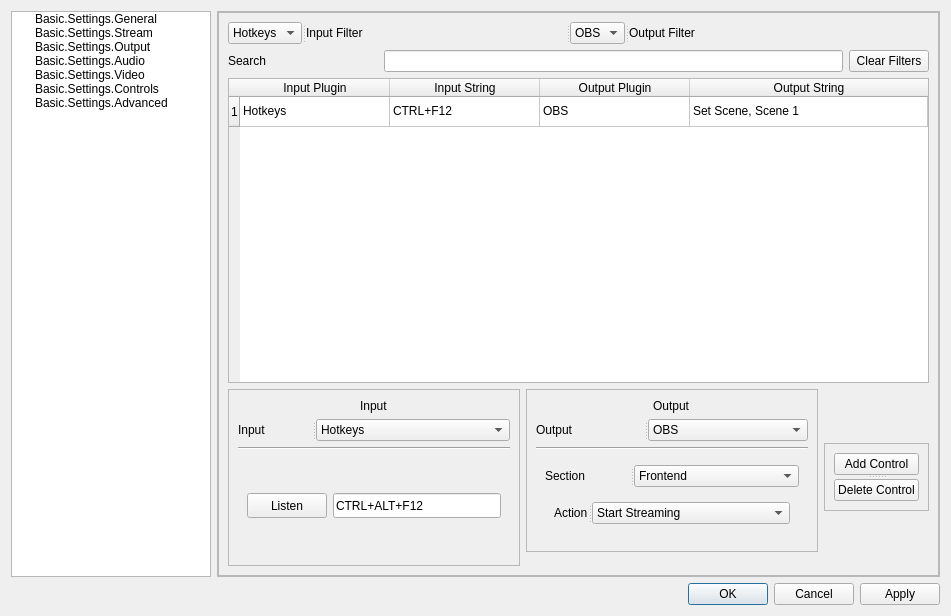
This is UI/forms/OBSBasicSettings.ui in cpyarger/obs-studio as Qt 5 draws it before an edit. The edited form follows.
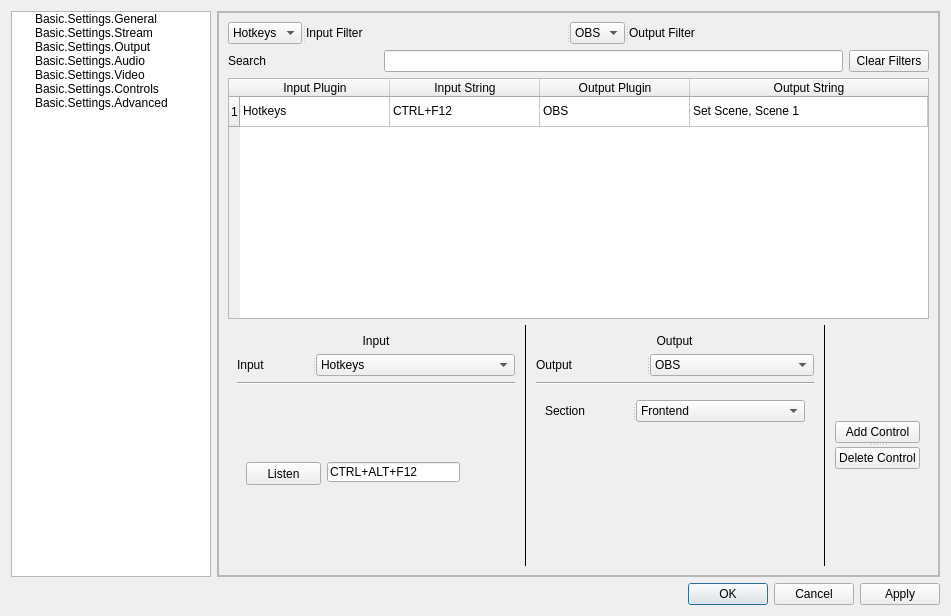
This is the edited form. Icons and pictures are not drawn. Custom widgets are drawn as their Qt base class.

Commit message: pre bringing over new hotkeys code

Diff of the .ui file:
```diff
--- a/UI/forms/OBSBasicSettings.ui
+++ b/UI/forms/OBSBasicSettings.ui
@@ -4894,35 +4894,89 @@
                </widget>
               </item>
               <item row="3" column="0" colspan="3">
-               <layout class="QHBoxLayout" name="BottomSection" stretch="10,10,1">
+               <layout class="QHBoxLayout" name="BottomSection" stretch="10,0,10,0,2">
+                <property name="spacing">
+                 <number>0</number>
+                </property>
                 <property name="sizeConstraint">
-                 <enum>QLayout::SetNoConstraint</enum>
+                 <enum>QLayout::SetMinAndMaxSize</enum>
                 </property>
-                <item alignment="Qt::AlignTop">
+                <item>
                  <widget class="QFrame" name="InputFrame">
                   <property name="frameShape">
-                   <enum>QFrame::StyledPanel</enum>
+                   <enum>QFrame::NoFrame</enum>
                   </property>
                   <property name="frameShadow">
                    <enum>QFrame::Raised</enum>
                   </property>
                   <layout class="QGridLayout" name="gridLayout_4">
-                   <item row="0" column="0" alignment="Qt::AlignHCenter">
-                    <widget class="QLabel" name="label_70">
-                     <property name="text">
-                      <string>Input</string>
+                   <item row="3" column="0">
+                    <widget class="QStackedWidget" name="sw_input_widgets">
+                     <property name="sizePolicy">
+                      <sizepolicy hsizetype="MinimumExpanding" vsizetype="MinimumExpanding">
+                       <horstretch>0</horstretch>
+                       <verstretch>0</verstretch>
+                      </sizepolicy>
                      </property>
-                    </widget>
-                   </item>
-                   <item row="2" column="0">
-                    <widget class="Line" name="line_2">
-                     <property name="orientation">
-                      <enum>Qt::Horizontal</enum>
+                     <property name="minimumSize">
+                      <size>
+                       <width>0</width>
+                       <height>100</height>
+                      </size>
                      </property>
+                     <property name="currentIndex">
+                      <number>0</number>
+                     </property>
+                     <widget class="QWidget" name="Hotkeys_2">
+                      <widget class="QPushButton" name="pushButton_10">
+                       <property name="geometry">
+                        <rect>
+                         <x>9</x>
+                         <y>71</y>
+                         <width>75</width>
+                         <height>23</height>
+                        </rect>
+                       </property>
+                       <property name="maximumSize">
+                        <size>
+                         <width>16777215</width>
+                         <height>25</height>
+                        </size>
+                       </property>
+                       <property name="text">
+                        <string>Listen</string>
+                       </property>
+                      </widget>
+                      <widget class="QLineEdit" name="lineEdit_2">
+                       <property name="geometry">
+                        <rect>
+                         <x>90</x>
+                         <y>71</y>
+                         <width>133</width>
+                         <height>20</height>
+                        </rect>
+                       </property>
+                       <property name="maximumSize">
+                        <size>
+                         <width>16777215</width>
+                         <height>25</height>
+                        </size>
+                       </property>
+                       <property name="text">
+                        <string>CTRL+ALT+F12</string>
+                       </property>
+                      </widget>
+                     </widget>
                     </widget>
                    </item>
                    <item row="1" column="0">
                     <widget class="QSplitter" name="splitter_input">
+                     <property name="sizePolicy">
+                      <sizepolicy hsizetype="MinimumExpanding" vsizetype="Fixed">
+                       <horstretch>0</horstretch>
+                       <verstretch>0</verstretch>
+                      </sizepolicy>
+                     </property>
                      <property name="maximumSize">
                       <size>
                        <width>16777215</width>
@@ -4958,78 +5012,61 @@
                      </widget>
                     </widget>
                    </item>
-                   <item row="3" column="0">
-                    <widget class="QStackedWidget" name="sw_input_widgets">
+                   <item row="0" column="0" alignment="Qt::AlignHCenter|Qt::AlignTop">
+                    <widget class="QLabel" name="label_70">
                      <property name="sizePolicy">
-                      <sizepolicy hsizetype="Preferred" vsizetype="MinimumExpanding">
+                      <sizepolicy hsizetype="Fixed" vsizetype="Fixed">
                        <horstretch>0</horstretch>
                        <verstretch>0</verstretch>
                       </sizepolicy>
                      </property>
-                     <property name="minimumSize">
-                      <size>
-                       <width>0</width>
-                       <height>100</height>
-                      </size>
+                     <property name="text">
+                      <string>Input</string>
                      </property>
-                     <property name="currentIndex">
-                      <number>0</number>
+                     <property name="alignment">
+                      <set>Qt::AlignHCenter|Qt::AlignTop</set>
                      </property>
-                     <widget class="QWidget" name="Hotkeys_2">
-                      <layout class="QGridLayout" name="gridLayout_10">
-                       <item row="0" column="0">
-                        <widget class="QPushButton" name="pushButton_10">
-                         <property name="maximumSize">
-                          <size>
-                           <width>16777215</width>
-                           <height>25</height>
-                          </size>
-                         </property>
-                         <property name="text">
-                          <string>Listen</string>
-                         </property>
-                        </widget>
-                       </item>
-                       <item row="0" column="1">
-                        <widget class="QLineEdit" name="lineEdit_2">
-                         <property name="maximumSize">
-                          <size>
-                           <width>16777215</width>
-                           <height>25</height>
-                          </size>
-                         </property>
-                         <property name="text">
-                          <string>CTRL+ALT+F12</string>
-                         </property>
-                        </widget>
-                       </item>
-                      </layout>
-                     </widget>
+                    </widget>
+                   </item>
+                   <item row="2" column="0" alignment="Qt::AlignTop">
+                    <widget class="Line" name="line_2">
+                     <property name="sizePolicy">
+                      <sizepolicy hsizetype="MinimumExpanding" vsizetype="Fixed">
+                       <horstretch>0</horstretch>
+                       <verstretch>0</verstretch>
+                      </sizepolicy>
+                     </property>
+                     <property name="orientation">
+                      <enum>Qt::Horizontal</enum>
+                     </property>
                     </widget>
                    </item>
                   </layout>
                  </widget>
                 </item>
-                <item alignment="Qt::AlignTop">
+                <item>
+                 <widget class="Line" name="line_3">
+                  <property name="frameShadow">
+                   <enum>QFrame::Plain</enum>
+                  </property>
+                  <property name="orientation">
+                   <enum>Qt::Vertical</enum>
+                  </property>
+                 </widget>
+                </item>
+                <item>
                  <widget class="QFrame" name="frame_output">
                   <property name="frameShape">
-                   <enum>QFrame::StyledPanel</enum>
+                   <enum>QFrame::NoFrame</enum>
                   </property>
                   <property name="frameShadow">
                    <enum>QFrame::Raised</enum>
                   </property>
                   <layout class="QGridLayout" name="gridLayout_11">
-                   <item row="2" column="1">
-                    <widget class="Line" name="line">
-                     <property name="orientation">
-                      <enum>Qt::Horizontal</enum>
-                     </property>
-                    </widget>
-                   </item>
                    <item row="1" column="1">
                     <widget class="QSplitter" name="splitter_output">
                      <property name="sizePolicy">
-                      <sizepolicy hsizetype="Expanding" vsizetype="Fixed">
+                      <sizepolicy hsizetype="MinimumExpanding" vsizetype="Fixed">
                        <horstretch>0</horstretch>
                        <verstretch>0</verstretch>
                       </sizepolicy>
@@ -5047,14 +5084,20 @@
                       <property name="orientation">
                        <enum>Qt::Horizontal</enum>
                       </property>
-                      <widget class="QLabel" name="label_77">
+                      <widget class="QLabel" name="label_output_select">
+                       <property name="sizePolicy">
+                        <sizepolicy hsizetype="Fixed" vsizetype="Fixed">
+                         <horstretch>0</horstretch>
+                         <verstretch>0</verstretch>
+                        </sizepolicy>
+                       </property>
                        <property name="text">
                         <string>Output</string>
                        </property>
                       </widget>
                       <widget class="QComboBox" name="cb_output_select">
                        <property name="sizePolicy">
-                        <sizepolicy hsizetype="Preferred" vsizetype="Fixed">
+                        <sizepolicy hsizetype="Fixed" vsizetype="Fixed">
                          <horstretch>0</horstretch>
                          <verstretch>0</verstretch>
                         </sizepolicy>
@@ -5082,12 +5125,18 @@
                    </item>
                    <item row="3" column="1">
                     <widget class="QStackedWidget" name="sw_output_widgets">
+                     <property name="sizePolicy">
+                      <sizepolicy hsizetype="MinimumExpanding" vsizetype="MinimumExpanding">
+                       <horstretch>0</horstretch>
+                       <verstretch>0</verstretch>
+                      </sizepolicy>
+                     </property>
                      <property name="currentIndex">
                       <number>0</number>
                      </property>
                      <widget class="QWidget" name="OBSOutputActions">
-                      <layout class="QGridLayout" name="gridLayout_12">
-                       <item row="0" column="0">
+                      <layout class="QGridLayout" name="gridLayout_12" rowstretch="1,10">
+                       <item row="0" column="0" alignment="Qt::AlignTop">
                         <widget class="QSplitter" name="splitter_16">
                          <property name="orientation">
                           <enum>Qt::Horizontal</enum>
@@ -5133,158 +5182,59 @@
                         </widget>
                        </item>
                        <item row="1" column="0">
-                        <widget class="QSplitter" name="splitter_14">
-                         <property name="orientation">
-                          <enum>Qt::Horizontal</enum>
+                        <layout class="QVBoxLayout" name="layout_obs_action">
+                         <property name="sizeConstraint">
+                          <enum>QLayout::SetMinAndMaxSize</enum>
                          </property>
-                         <widget class="QStackedWidget" name="SW_OBS_Sections">
-                          <property name="currentIndex">
-                           <number>0</number>
-                          </property>
-                          <widget class="QWidget" name="Frontend">
-                           <layout class="QGridLayout" name="gridLayout_15">
-                            <item row="0" column="0">
-                             <widget class="QSplitter" name="splitter_17">
-                              <property name="orientation">
-                               <enum>Qt::Horizontal</enum>
-                              </property>
-                              <widget class="QLabel" name="label_84">
-                               <property name="sizePolicy">
-                                <sizepolicy hsizetype="Preferred" vsizetype="MinimumExpanding">
-                                 <horstretch>0</horstretch>
-                                 <verstretch>0</verstretch>
-                                </sizepolicy>
-                               </property>
-                               <property name="text">
-                                <string>Action</string>
-                               </property>
-                              </widget>
-                              <widget class="QComboBox" name="comboBox_4">
-                               <property name="sizePolicy">
-                                <sizepolicy hsizetype="Preferred" vsizetype="Fixed">
-                                 <horstretch>2</horstretch>
-                                 <verstretch>0</verstretch>
-                                </sizepolicy>
-                               </property>
-                               <property name="minimumSize">
-                                <size>
-                                 <width>0</width>
-                                 <height>0</height>
-                                </size>
-                               </property>
-                               <property name="maximumSize">
-                                <size>
-                                 <width>16777215</width>
-                                 <height>25</height>
-                                </size>
-                               </property>
-                               <item>
-                                <property name="text">
-                                 <string>Start Streaming</string>
-                                </property>
-                               </item>
-                               <item>
-                                <property name="text">
-                                 <string>Stop Streaming</string>
-                                </property>
-                               </item>
-                               <item>
-                                <property name="text">
-                                 <string>Toggle Start/Stop Streaming</string>
-                                </property>
-                               </item>
-                               <item>
-                                <property name="text">
-                                 <string>Start Recording</string>
-                                </property>
-                               </item>
-                               <item>
-                                <property name="text">
-                                 <string>Stop Recording</string>
-                                </property>
-                               </item>
-                               <item>
-                                <property name="text">
-                                 <string>Pause Recording</string>
-                                </property>
-                               </item>
-                               <item>
-                                <property name="text">
-                                 <string>Unpause Recording</string>
-                                </property>
-                               </item>
-                               <item>
-                                <property name="text">
-                                 <string>Start Replay Buffer</string>
-                                </property>
-                               </item>
-                               <item>
-                                <property name="text">
-                                 <string>Stop Replay Buffer</string>
-                                </property>
-                               </item>
-                               <item>
-                                <property name="text">
-                                 <string>Enable Preview</string>
-                                </property>
-                               </item>
-                               <item>
-                                <property name="text">
-                                 <string>Disable Preview</string>
-                                </property>
-                               </item>
-                               <item>
-                                <property name="text">
-                                 <string>Studio Mode</string>
-                                </property>
-                               </item>
-                               <item>
-                                <property name="text">
-                                 <string>Transition</string>
-                                </property>
-                               </item>
-                               <item>
-                                <property name="text">
-                                 <string>Reset Stats</string>
-                                </property>
-                               </item>
-                              </widget>
-                             </widget>
-                            </item>
-                           </layout>
-                          </widget>
-                          <widget class="QWidget" name="Scenes">
-                           <layout class="QGridLayout" name="gridLayout_16">
-                            <item row="0" column="0">
-                             <widget class="QSplitter" name="splitter_13">
-                              <property name="orientation">
-                               <enum>Qt::Horizontal</enum>
-                              </property>
-                             </widget>
-                            </item>
-                           </layout>
-                          </widget>
-                          <widget class="QWidget" name="Sources"/>
-                          <widget class="QWidget" name="Filters"/>
-                          <widget class="QWidget" name="Outputs"/>
-                         </widget>
-                        </widget>
+                        </layout>
                        </item>
                       </layout>
                      </widget>
                     </widget>
                    </item>
-                   <item row="0" column="1" alignment="Qt::AlignHCenter">
+                   <item row="0" column="1" alignment="Qt::AlignHCenter|Qt::AlignTop">
                     <widget class="QLabel" name="label_72">
+                     <property name="sizePolicy">
+                      <sizepolicy hsizetype="Fixed" vsizetype="Fixed">
+                       <horstretch>0</horstretch>
+                       <verstretch>0</verstretch>
+                      </sizepolicy>
+                     </property>
                      <property name="text">
                       <string>Output</string>
                      </property>
+                     <property name="alignment">
+                      <set>Qt::AlignHCenter|Qt::AlignTop</set>
+                     </property>
+                    </widget>
+                   </item>
+                   <item row="2" column="1" alignment="Qt::AlignTop">
+                    <widget class="Line" name="line">
+                     <property name="sizePolicy">
+                      <sizepolicy hsizetype="MinimumExpanding" vsizetype="Fixed">
+                       <horstretch>0</horstretch>
+                       <verstretch>0</verstretch>
+                      </sizepolicy>
+                     </property>
+                     <property name="orientation">
+                      <enum>Qt::Horizontal</enum>
+                     </property>
                     </widget>
                    </item>
                   </layout>
                  </widget>
                 </item>
-                <item alignment="Qt::AlignHCenter|Qt::AlignVCenter">
+                <item>
+                 <widget class="Line" name="line_4">
+                  <property name="frameShadow">
+                   <enum>QFrame::Plain</enum>
+                  </property>
+                  <property name="orientation">
+                   <enum>Qt::Vertical</enum>
+                  </property>
+                 </widget>
+                </item>
+                <item>
                  <widget class="QFrame" name="ControlsFrame">
                   <property name="sizePolicy">
                    <sizepolicy hsizetype="Fixed" vsizetype="Fixed">
@@ -5293,7 +5243,7 @@
                    </sizepolicy>
                   </property>
                   <property name="frameShape">
-                   <enum>QFrame::StyledPanel</enum>
+                   <enum>QFrame::NoFrame</enum>
                   </property>
                   <property name="frameShadow">
                    <enum>QFrame::Raised</enum>
```
Left out of the diff: 372 changed lines with no effect on the pictures. The commit also changes 2 other files.
